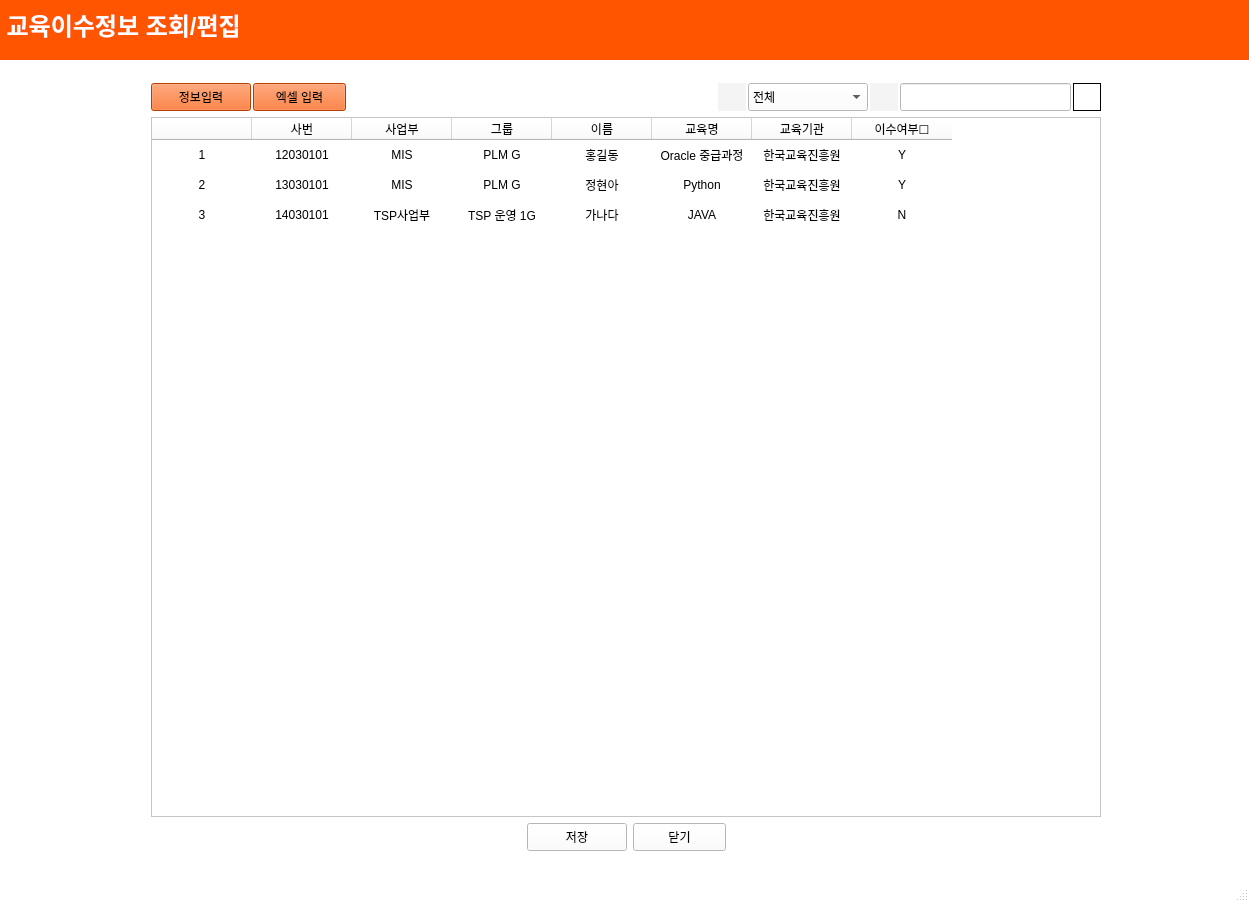
The window that edu_list.ui (hyeona-jeong/HRIS) describes before a commit, drawn with Qt 5.
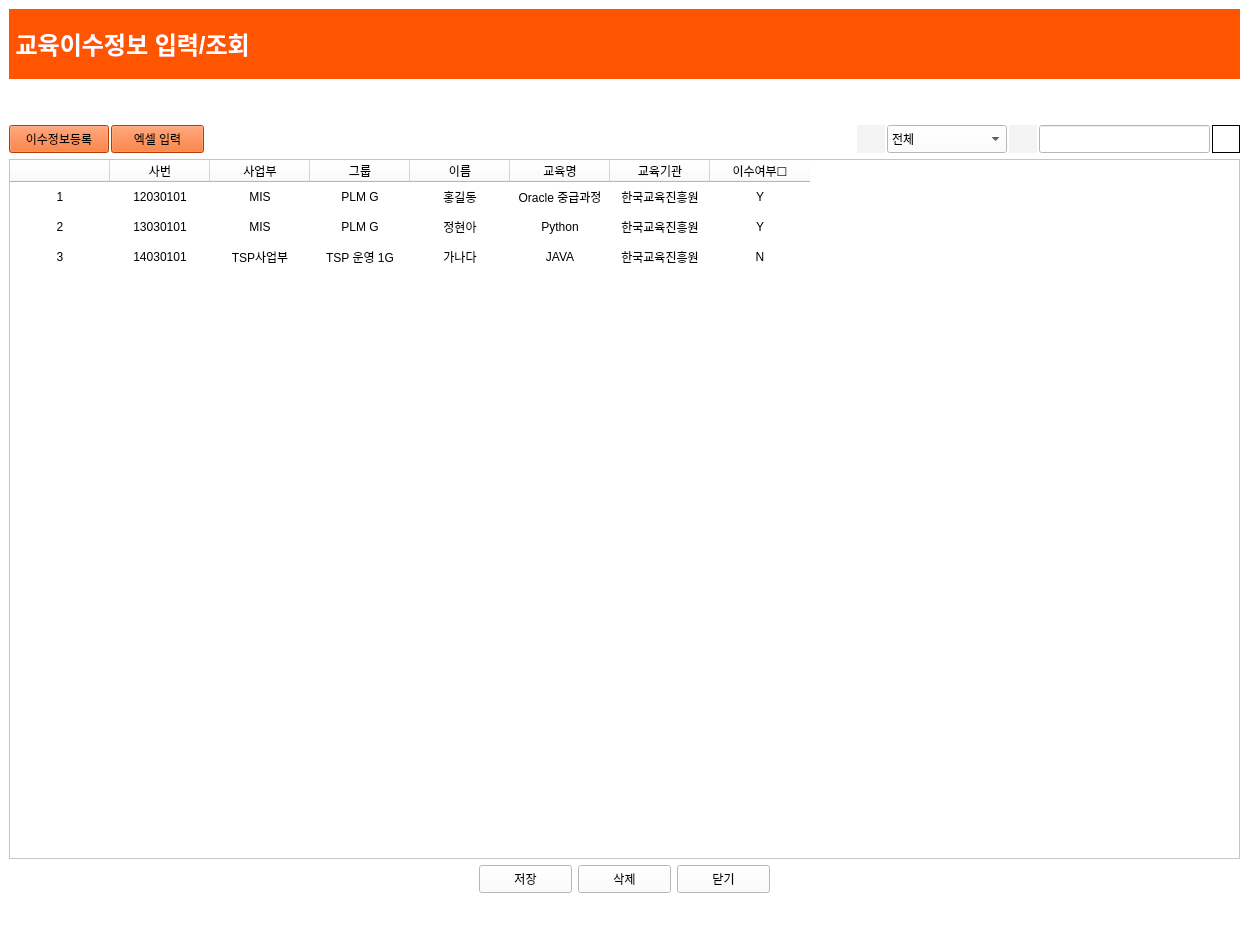
The same window after the commit. Icons and pictures are not drawn.

The edit to the form file:
```diff
--- a/edu_list.ui
+++ b/edu_list.ui
@@ -7,7 +7,7 @@
     <x>0</x>
     <y>0</y>
     <width>1249</width>
-    <height>902</height>
+    <height>942</height>
    </rect>
   </property>
   <property name="sizePolicy">
@@ -468,15 +468,8 @@
    <string/>
   </property>
   <widget class="QWidget" name="eduList">
-   <widget class="QWidget" name="verticalLayoutWidget_2">
-    <property name="geometry">
-     <rect>
-      <x>0</x>
-      <y>-10</y>
-      <width>1251</width>
-      <height>878</height>
-     </rect>
-    </property>
+   <layout class="QVBoxLayout" name="verticalLayout_2">
+    <item>
     <layout class="QVBoxLayout" name="eduListLayout">
      <item>
       <widget class="QLabel" name="label_3">
@@ -497,25 +490,12 @@
 colorL white;</string>
        </property>
        <property name="text">
-        <string>&lt;html&gt;&lt;head/&gt;&lt;body&gt;&lt;p&gt;&lt;span style=&quot; font-size:18pt; font-weight:600; color:#ffffff;&quot;&gt;&amp;nbsp;교육이수정보 조회/편집&lt;/span&gt;&lt;/p&gt;&lt;/body&gt;&lt;/html&gt;</string>
+         <string>&lt;html&gt;&lt;head/&gt;&lt;body&gt;&lt;p&gt;&lt;span style=&quot; font-size:18pt; font-weight:600; color:#ffffff;&quot;&gt; 교육이수정보 입력/조회&lt;/span&gt;&lt;/p&gt;&lt;/body&gt;&lt;/html&gt;</string>
        </property>
       </widget>
      </item>
      <item>
       <layout class="QHBoxLayout" name="horizontalLayout_6">
-       <item>
-        <spacer name="horizontalSpacer_2">
-         <property name="orientation">
-          <enum>Qt::Horizontal</enum>
-         </property>
-         <property name="sizeHint" stdset="0">
-          <size>
-           <width>40</width>
-           <height>20</height>
-          </size>
-         </property>
-        </spacer>
-       </item>
        <item>
         <layout class="QVBoxLayout" name="verticalLayout">
          <item>
@@ -537,6 +517,11 @@
             <number>2</number>
            </property>
            <item>
+             <layout class="QHBoxLayout" name="horizontalLayout">
+              <property name="spacing">
+               <number>2</number>
+              </property>
+              <item>
             <widget class="QPushButton" name="addBtn">
              <property name="minimumSize">
               <size>
@@ -754,7 +739,7 @@
 </string>
              </property>
              <property name="text">
-              <string>정보입력</string>
+                 <string>이수정보등록</string>
              </property>
             </widget>
            </item>
@@ -981,11 +966,6 @@
             </widget>
            </item>
            <item>
-            <layout class="QHBoxLayout" name="horizontalLayout">
-             <property name="spacing">
-              <number>2</number>
-             </property>
-             <item>
               <spacer name="horizontalSpacer">
                <property name="orientation">
                 <enum>Qt::Horizontal</enum>
@@ -1157,13 +1137,13 @@
           <widget class="QTableWidget" name="table">
            <property name="minimumSize">
             <size>
-             <width>950</width>
+              <width>1100</width>
              <height>700</height>
             </size>
            </property>
            <property name="maximumSize">
             <size>
-             <width>950</width>
+              <width>16777198</width>
              <height>700</height>
             </size>
            </property>
@@ -1489,13 +1469,13 @@
             <widget class="QPushButton" name="saveBtn">
              <property name="minimumSize">
               <size>
-               <width>100</width>
+                <width>93</width>
                <height>28</height>
               </size>
              </property>
              <property name="maximumSize">
               <size>
-               <width>100</width>
+                <width>93</width>
                <height>28</height>
               </size>
              </property>
@@ -1507,6 +1487,28 @@
              </property>
             </widget>
            </item>
+            <item>
+             <widget class="QPushButton" name="delBtn">
+              <property name="minimumSize">
+               <size>
+                <width>93</width>
+                <height>28</height>
+               </size>
+              </property>
+              <property name="maximumSize">
+               <size>
+                <width>93</width>
+                <height>28</height>
+               </size>
+              </property>
+              <property name="styleSheet">
+               <string notr="true"/>
+              </property>
+              <property name="text">
+               <string>삭제</string>
+              </property>
+             </widget>
+            </item>
            <item>
             <widget class="QPushButton" name="cnlBtn">
              <property name="minimumSize">
@@ -1559,35 +1561,12 @@
          </item>
         </layout>
        </item>
-       <item>
-        <spacer name="horizontalSpacer_3">
-         <property name="orientation">
-          <enum>Qt::Horizontal</enum>
-         </property>
-         <property name="sizeHint" stdset="0">
-          <size>
-           <width>40</width>
-           <height>20</height>
-          </size>
-         </property>
-        </spacer>
+       </layout>
        </item>
       </layout>
      </item>
     </layout>
    </widget>
-  </widget>
-  <widget class="QMenuBar" name="menubar">
-   <property name="geometry">
-    <rect>
-     <x>0</x>
-     <y>0</y>
-     <width>1249</width>
-     <height>26</height>
-    </rect>
-   </property>
-  </widget>
-  <widget class="QStatusBar" name="statusbar"/>
  </widget>
  <resources/>
  <connections/>
```
Left out of the diff: 6 changed lines with no effect on the pictures. Lines whose indentation alone changed are shown as unchanged.
